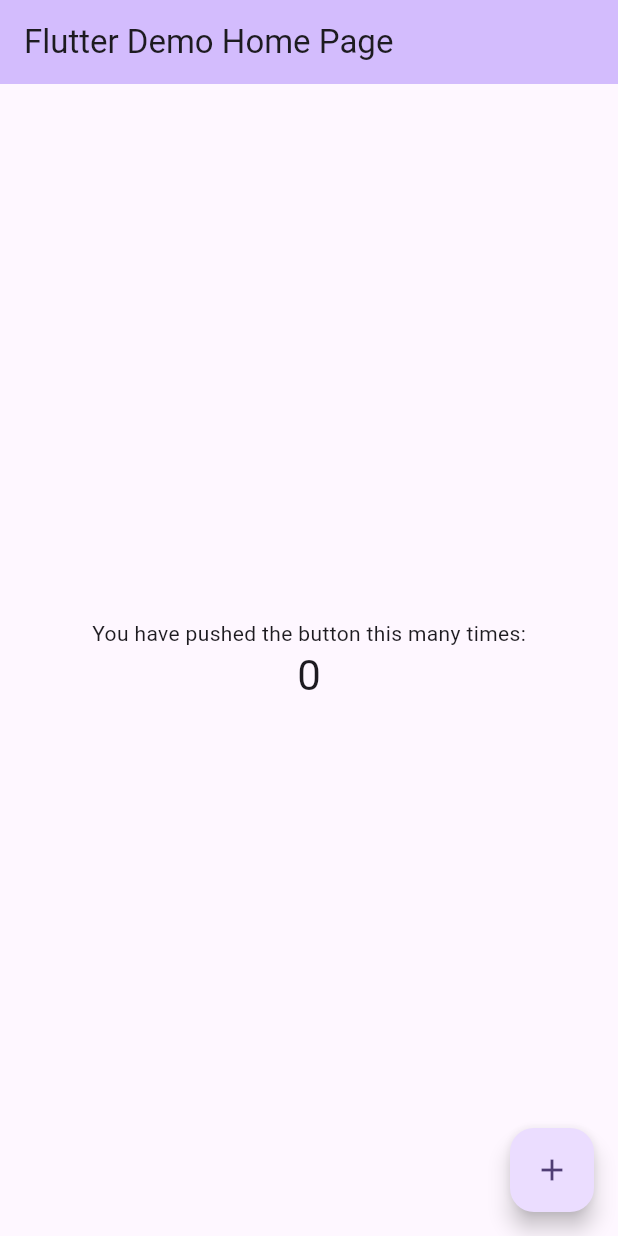
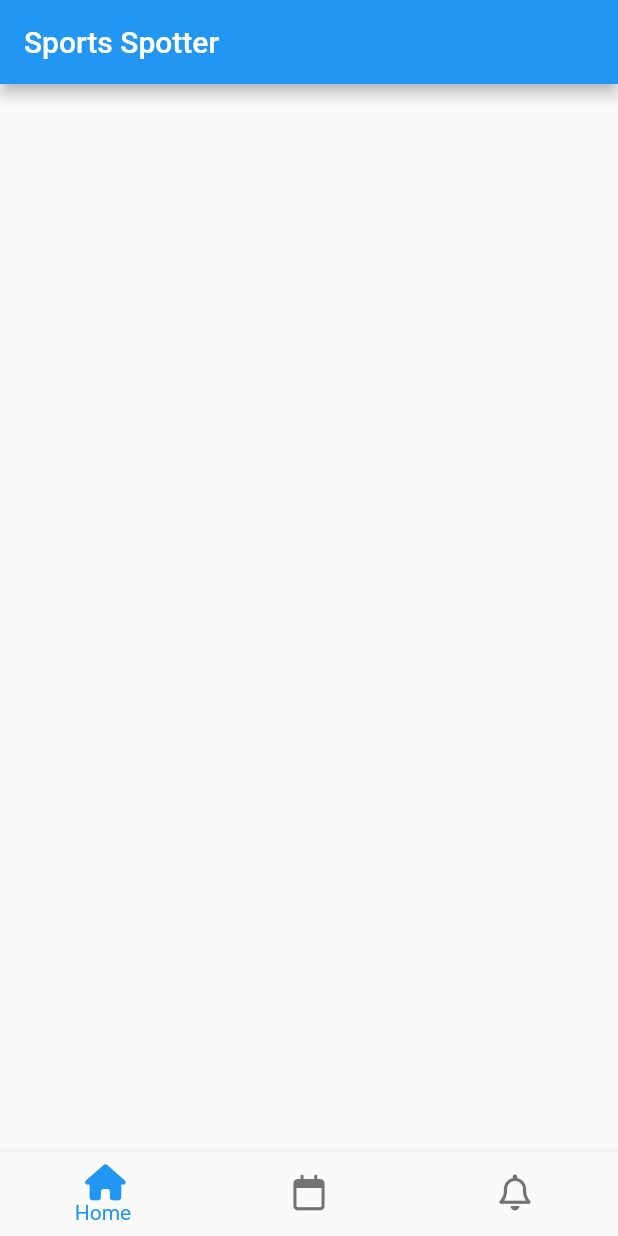
Before and after one commit to toshika-del/sports-spotter, a Flutter app: the screen it shows after launch, on a phone screen of 412 x 824 dp. Run offline on Flutter 3.47's test engine with Material 2 defaults, Android fonts, the phone set to English and light mode, and no system bars; our stand-ins replace font_awesome_flutter.

Commit message:
creates home screen

```diff
--- /dev/null
+++ b/frontend/sports_spotter/lib/app.dart
@@ -0,0 +1,18 @@
+import 'package:flutter/material.dart';
+import 'package:sports_spotter/constants.dart';
+import 'package:sports_spotter/screens/homescreen.dart';
+
+class App extends StatelessWidget {
+  const App({super.key});
+
+  @override
+  Widget build(BuildContext context) {
+    return MaterialApp(
+      title: title,
+      home: const HomeScreen(),
+      theme: ThemeData(
+        useMaterial3: false,
+      ),
+    );
+  }
+}
--- /dev/null
+++ b/frontend/sports_spotter/lib/constants.dart
@@ -0,0 +1 @@
+const title = 'Sports Spotter';
--- a/frontend/sports_spotter/lib/main.dart
+++ b/frontend/sports_spotter/lib/main.dart
@@ -1,125 +1,6 @@
 import 'package:flutter/material.dart';
+import 'package:sports_spotter/app.dart';
 
-void main() {
-  runApp(const MyApp());
+void main(List<String> args) {
+  runApp(const App());
 }
-
-class MyApp extends StatelessWidget {
-  const MyApp({super.key});
-
-  // This widget is the root of your application.
-  @override
-  Widget build(BuildContext context) {
-    return MaterialApp(
-      title: 'Flutter Demo',
-      theme: ThemeData(
-        // This is the theme of your application.
-        //
-        // TRY THIS: Try running your application with "flutter run". You'll see
-        // the application has a blue toolbar. Then, without quitting the app,
-        // try changing the seedColor in the colorScheme below to Colors.green
-        // and then invoke "hot reload" (save your changes or press the "hot
-        // reload" button in a Flutter-supported IDE, or press "r" if you used
-        // the command line to start the app).
-        //
-        // Notice that the counter didn't reset back to zero; the application
-        // state is not lost during the reload. To reset the state, use hot
-        // restart instead.
-        //
-        // This works for code too, not just values: Most code changes can be
-        // tested with just a hot reload.
-        colorScheme: ColorScheme.fromSeed(seedColor: Colors.deepPurple),
-        useMaterial3: true,
-      ),
-      home: const MyHomePage(title: 'Flutter Demo Home Page'),
-    );
-  }
-}
-
-class MyHomePage extends StatefulWidget {
-  const MyHomePage({super.key, required this.title});
-
-  // This widget is the home page of your application. It is stateful, meaning
-  // that it has a State object (defined below) that contains fields that affect
-  // how it looks.
-
-  // This class is the configuration for the state. It holds the values (in this
-  // case the title) provided by the parent (in this case the App widget) and
-  // used by the build method of the State. Fields in a Widget subclass are
-  // always marked "final".
-
-  final String title;
-
-  @override
-  State<MyHomePage> createState() => _MyHomePageState();
-}
-
-class _MyHomePageState extends State<MyHomePage> {
-  int _counter = 0;
-
-  void _incrementCounter() {
-    setState(() {
-      // This call to setState tells the Flutter framework that something has
-      // changed in this State, which causes it to rerun the build method below
-      // so that the display can reflect the updated values. If we changed
-      // _counter without calling setState(), then the build method would not be
-      // called again, and so nothing would appear to happen.
-      _counter++;
-    });
-  }
-
-  @override
-  Widget build(BuildContext context) {
-    // This method is rerun every time setState is called, for instance as done
-    // by the _incrementCounter method above.
-    //
-    // The Flutter framework has been optimized to make rerunning build methods
-    // fast, so that you can just rebuild anything that needs updating rather
-    // than having to individually change instances of widgets.
-    return Scaffold(
-      appBar: AppBar(
-        // TRY THIS: Try changing the color here to a specific color (to
-        // Colors.amber, perhaps?) and trigger a hot reload to see the AppBar
-        // change color while the other colors stay the same.
-        backgroundColor: Theme.of(context).colorScheme.inversePrimary,
-        // Here we take the value from the MyHomePage object that was created by
-        // the App.build method, and use it to set our appbar title.
-        title: Text(widget.title),
-      ),
-      body: Center(
-        // Center is a layout widget. It takes a single child and positions it
-        // in the middle of the parent.
-        child: Column(
-          // Column is also a layout widget. It takes a list of children and
-          // arranges them vertically. By default, it sizes itself to fit its
-          // children horizontally, and tries to be as tall as its parent.
-          //
-          // Column has various properties to control how it sizes itself and
-          // how it positions its children. Here we use mainAxisAlignment to
-          // center the children vertically; the main axis here is the vertical
-          // axis because Columns are vertical (the cross axis would be
-          // horizontal).
-          //
-          // TRY THIS: Invoke "debug painting" (choose the "Toggle Debug Paint"
-          // action in the IDE, or press "p" in the console), to see the
-          // wireframe for each widget.
-          mainAxisAlignment: MainAxisAlignment.center,
-          children: <Widget>[
-            const Text(
-              'You have pushed the button this many times:',
-            ),
-            Text(
-              '$_counter',
-              style: Theme.of(context).textTheme.headlineMedium,
-            ),
-          ],
-        ),
-      ),
-      floatingActionButton: FloatingActionButton(
-        onPressed: _incrementCounter,
-        tooltip: 'Increment',
-        child: const Icon(Icons.add),
-      ), // This trailing comma makes auto-formatting nicer for build methods.
-    );
-  }
-}
--- /dev/null
+++ b/frontend/sports_spotter/lib/screens/homescreen.dart
@@ -0,0 +1,39 @@
+import 'package:flutter/material.dart';
+import 'package:font_awesome_flutter/font_awesome_flutter.dart';
+import 'package:sports_spotter/constants.dart';
+
+class HomeScreen extends StatefulWidget {
+  const HomeScreen({super.key});
+
+  @override
+  State<HomeScreen> createState() => _HomeScreenState();
+}
+
+class _HomeScreenState extends State<HomeScreen> {
+  var navIndex = 0;
+  @override
+  Widget build(BuildContext context) {
+    return Scaffold(
+      appBar: AppBar(
+        title: const Text(title),
+      ),
+      bottomNavigationBar: BottomNavigationBar(
+        currentIndex: navIndex,
+        showUnselectedLabels: false,
+        items: const [
+          BottomNavigationBarItem(
+              icon: Icon(FontAwesomeIcons.house), label: 'Home'),
+          BottomNavigationBarItem(
+              icon: Icon(FontAwesomeIcons.calendar), label: 'Calandar'),
+          BottomNavigationBarItem(
+              icon: Icon(FontAwesomeIcons.bell), label: 'Notifications'),
+        ],
+        onTap: (value) {
+          setState(() {
+            navIndex = value;
+          });
+        },
+      ),
+    );
+  }
+}
--- a/frontend/sports_spotter/pubspec.yaml
+++ b/frontend/sports_spotter/pubspec.yaml
@@ -35,6 +35,7 @@ dependencies:
   # The following adds the Cupertino Icons font to your application.
   # Use with the CupertinoIcons class for iOS style icons.
   cupertino_icons: ^1.0.2
+  font_awesome_flutter: ^10.5.0
 
 dev_dependencies:
   flutter_test:
```
Also changed, not shown: frontend/sports_spotter/pubspec.lock, 1 other file.
